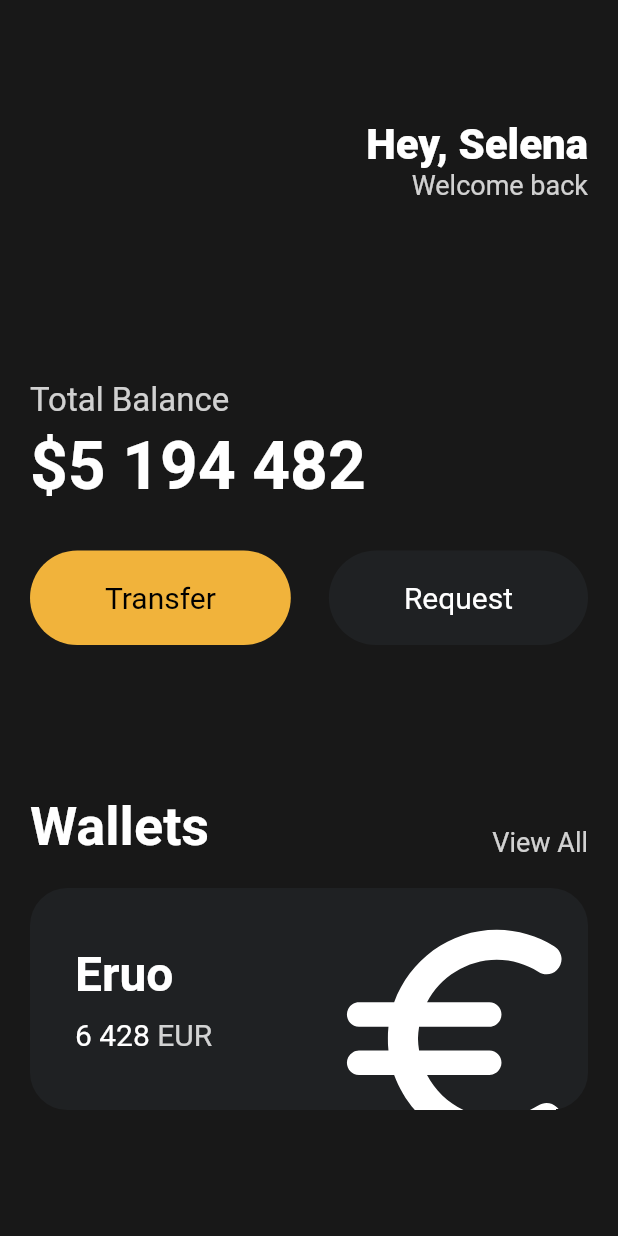
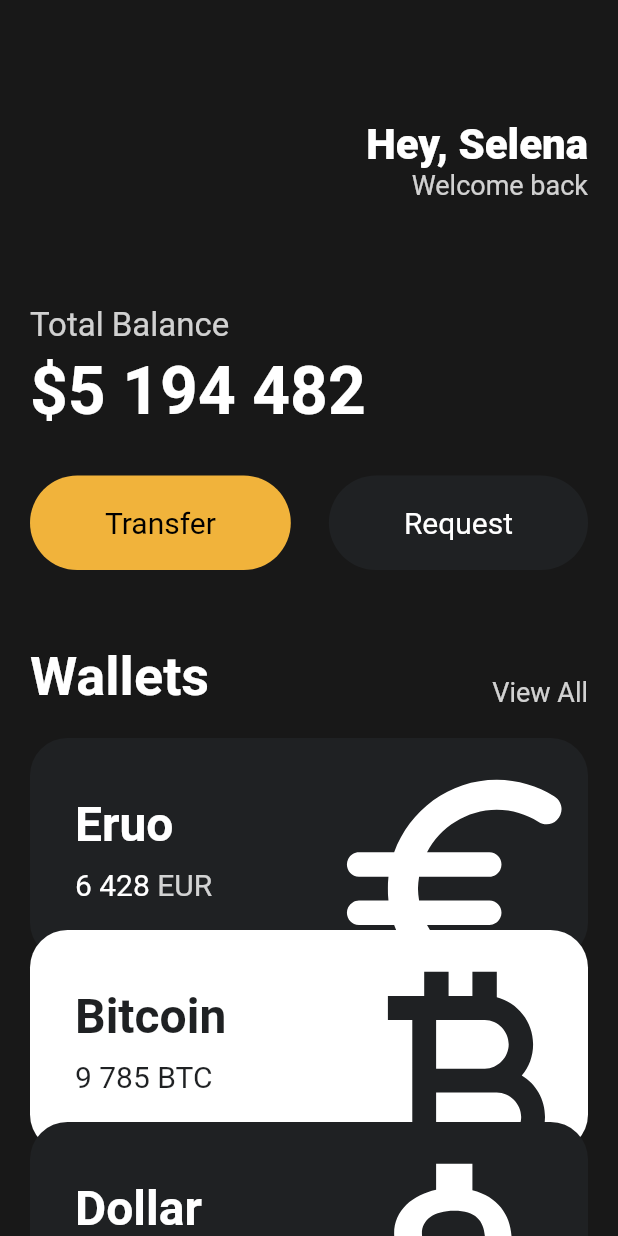
Before and after one commit to hytenic/flutter-webtoon, a Flutter app: the screen it shows after launch, on a phone screen of 412 x 824 dp. Run offline on Flutter 3.47's test engine with Material 2 defaults, Android fonts, the phone set to English and light mode, and no system bars.

Commit message:
feat(src): card widget

```diff
--- a/lib/main.dart
+++ b/lib/main.dart
@@ -1,5 +1,6 @@
 import 'package:flutter/material.dart';
 import 'package:flutter_webtoon/widgets/Button.dart';
+import 'package:flutter_webtoon/widgets/currency_cart.dart';
 
 void main() {
   runApp(const App());
@@ -13,7 +14,8 @@ class App extends StatelessWidget {
     return MaterialApp(
       home: Scaffold(
           backgroundColor: const Color(0xff181818),
-          body: Padding(
+          body: SingleChildScrollView(
+            child: Padding(
               padding: const EdgeInsets.symmetric(horizontal: 20),
               child: Column(
                 crossAxisAlignment: CrossAxisAlignment.start,
@@ -45,7 +47,7 @@ class App extends StatelessWidget {
                     ],
                   ),
                   const SizedBox(
-                  height: 120,
+                    height: 70,
                   ),
                   Text(
                     'Total Balance',
@@ -84,7 +86,7 @@ class App extends StatelessWidget {
                     ],
                   ),
                   const SizedBox(
-                  height: 100,
+                    height: 50,
                   ),
                   Row(
                     crossAxisAlignment: CrossAxisAlignment.end,
@@ -109,72 +111,32 @@ class App extends StatelessWidget {
                   const SizedBox(
                     height: 20,
                   ),
-                Container(
-                  clipBehavior: Clip.hardEdge,
-                  decoration: BoxDecoration(
-                    color: const Color(0xff1f2123),
-                    borderRadius: BorderRadius.circular(
-                      25,
+                  const CurrencyCard(
+                      name: 'Eruo',
+                      code: 'EUR',
+                      amount: '6 428',
+                      icon: Icons.euro_rounded,
+                      isInverted: false),
+                  Transform.translate(
+                    offset: const Offset(0, -20),
+                    child: const CurrencyCard(
+                        name: 'Bitcoin',
+                        code: 'BTC',
+                        amount: '9 785',
+                        icon: Icons.currency_bitcoin,
+                        isInverted: true),
                   ),
-                  ),
-                  child: Padding(
-                    padding: const EdgeInsets.all(30),
-                    child: Row(
-                      mainAxisAlignment: MainAxisAlignment.spaceBetween,
-                      children: [
-                        Column(
-                          crossAxisAlignment: CrossAxisAlignment.start,
-                          children: [
-                            const Text(
-                              'Eruo',
-                              style: TextStyle(
-                                color: Colors.white,
-                                fontSize: 32,
-                                fontWeight: FontWeight.w600,
-                              ),
-                            ),
-                            const SizedBox(
-                              height: 10,
-                            ),
-                            Row(
-                              children: [
-                                const Text(
-                                  '6 428',
-                                  style: TextStyle(
-                                    color: Colors.white,
-                                    fontSize: 20,
-                                  ),
-                                ),
-                                const SizedBox(
-                                  width: 5,
-                                ),
-                                Text(
-                                  'EUR',
-                                  style: TextStyle(
-                                    color: Colors.white.withOpacity(0.8),
-                                    fontSize: 20,
-                                  ),
+                  Transform.translate(
+                    offset: const Offset(0, -40),
+                    child: const CurrencyCard(
+                        name: 'Dollar',
+                        code: 'USD',
+                        amount: '428',
+                        icon: Icons.attach_money_outlined,
+                        isInverted: false),
                   ),
                 ],
               ),
-                          ],
-                        ),
-                        Transform.scale(
-                          scale: 2.2,
-                          child: Transform.translate(
-                            offset: const Offset(-5, 12),
-                            child: const Icon(
-                              Icons.euro_rounded,
-                              color: Colors.white,
-                              size: 88,
-                            ),
-                          ),
-                        )
-                      ],
-                    ),
-                  ),
-                )
-              ],
             ),
           )),
     );
--- /dev/null
+++ b/lib/widgets/currency_cart.dart
@@ -0,0 +1,90 @@
+import 'package:flutter/material.dart';
+
+class CurrencyCard extends StatelessWidget {
+  final String name, code, amount;
+  final IconData icon;
+  final bool isInverted;
+
+  final _blackColor = const Color(0xff1f2123);
+
+  const CurrencyCard({
+    super.key,
+    required this.name,
+    required this.code,
+    required this.amount,
+    required this.icon,
+    required this.isInverted,
+  });
+
+  @override
+  Widget build(BuildContext context) {
+    return Container(
+      clipBehavior: Clip.hardEdge,
+      decoration: BoxDecoration(
+        color: isInverted ? Colors.white : _blackColor,
+        borderRadius: BorderRadius.circular(
+          25,
+        ),
+      ),
+      child: Padding(
+        padding: const EdgeInsets.all(30),
+        child: Row(
+          mainAxisAlignment: MainAxisAlignment.spaceBetween,
+          children: [
+            Column(
+              crossAxisAlignment: CrossAxisAlignment.start,
+              children: [
+                Text(
+                  name,
+                  style: TextStyle(
+                    color: isInverted ? _blackColor : Colors.white,
+                    fontSize: 32,
+                    fontWeight: FontWeight.w600,
+                  ),
+                ),
+                const SizedBox(
+                  height: 10,
+                ),
+                Row(
+                  children: [
+                    Text(
+                      amount,
+                      style: TextStyle(
+                        color: isInverted ? _blackColor : Colors.white,
+                        fontSize: 20,
+                      ),
+                    ),
+                    const SizedBox(
+                      width: 5,
+                    ),
+                    Text(
+                      code,
+                      style: TextStyle(
+                        color: isInverted
+                            ? _blackColor
+                            : Colors.white.withOpacity(0.8),
+                        fontSize: 20,
+                      ),
+                    ),
+                  ],
+                ),
+              ],
+            ),
+            Transform.scale(
+              scale: 2.2,
+              child: Transform.translate(
+                offset: const Offset(-5, 12),
+                child: Icon(
+                  icon,
+                  color: isInverted ? _blackColor : Colors.white,
+                  size: 88,
+                ),
+              ),
+            )
+          ],
+        ),
+      ),
+    );
+    // throw UnimplementedError();
+  }
+}
```
Lines whose indentation alone changed are shown as unchanged.
